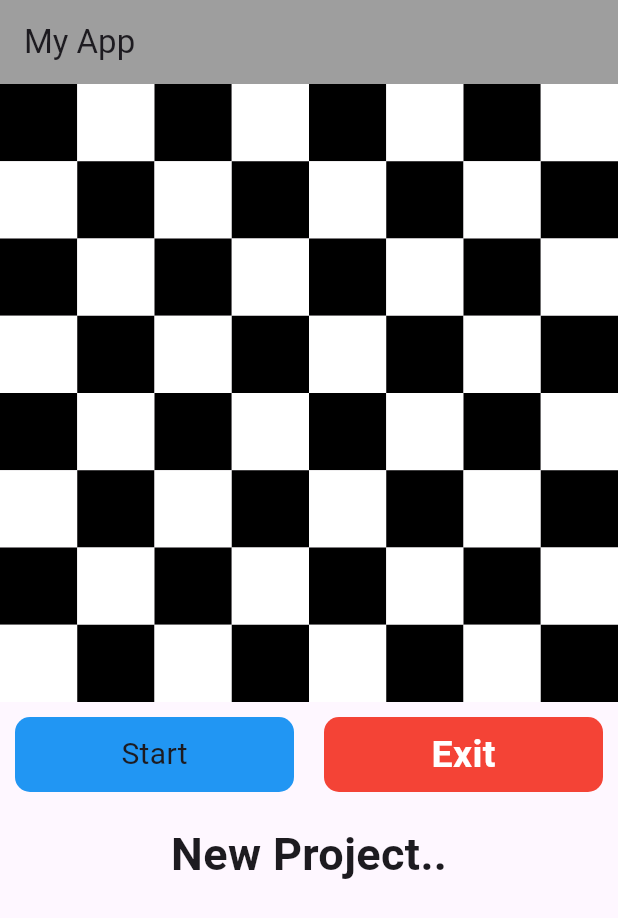
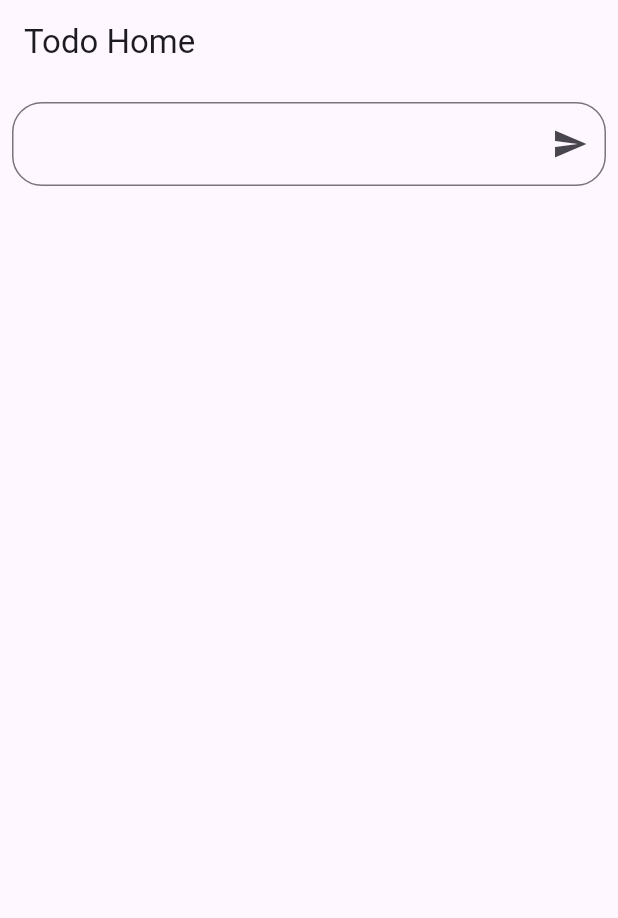
Before and after one commit to Sifat-16/flutter_todo_mvvm, a Flutter app: the screen it shows after launch, on a phone screen of 412 x 824 dp. Shown: the top 918 px of the screen. Run offline on Flutter 3.47's test engine with Material 3 defaults, Android fonts, the phone set to English and light mode, and no system bars; our stand-ins replace flutter_colorpicker, flutter_riverpod.

Commit message:
riverpod todo solution

```diff
--- /dev/null
+++ b/lib/feature/todo/model/todo_model.dart
@@ -0,0 +1,6 @@
+class TodoModel {
+  String title;
+  bool isSelected;
+  String? hexColor;
+  TodoModel({required this.title, this.isSelected = false, this.hexColor});
+}
--- /dev/null
+++ b/lib/feature/todo/view/screens/home_screen.dart
@@ -0,0 +1,142 @@
+import 'package:flutter/material.dart';
+import 'package:flutter_colorpicker/flutter_colorpicker.dart';
+import 'package:flutter_riverpod/flutter_riverpod.dart';
+import 'package:flutter_todo_mvvm/feature/todo/view_model/home_view_model.dart';
+
+class HomeScreen extends ConsumerStatefulWidget {
+  const HomeScreen({super.key});
+
+  @override
+  ConsumerState<HomeScreen> createState() => _HomeScreenState();
+}
+
+class _HomeScreenState extends ConsumerState<HomeScreen> {
+  TextEditingController todoAddController = TextEditingController();
+
+  int colorExtractor({required String colorString}) {
+    return int.parse(colorString, radix: 16);
+  }
+
+  void showTodoColorDialog({required int index}) async {
+    Color? chosenColor;
+    // raise the [showDialog] widget
+    await showDialog(
+      context: context,
+      barrierDismissible: false,
+      builder: (BuildContext context) {
+        return AlertDialog(
+          title: const Text('Pick a color!'),
+          content: SingleChildScrollView(
+            child: ColorPicker(
+              pickerColor: ref.read(homeProvider).pickerColor,
+              onColorChanged: (Color color) {
+                chosenColor = color;
+              },
+            ),
+          ),
+          actions: <Widget>[
+            ElevatedButton(
+              child: const Text(
+                'Cancel',
+                style: TextStyle(color: Colors.red),
+              ),
+              onPressed: () {
+                chosenColor = null;
+                Navigator.pop(context);
+              },
+            ),
+            ElevatedButton(
+              child: const Text('Confirm'),
+              onPressed: () {
+                Navigator.pop(context);
+              },
+            ),
+          ],
+        );
+      },
+    );
+
+    if (chosenColor != null) {
+      ref
+          .read(homeProvider.notifier)
+          .updateColor(hexColor: chosenColor!.toHexString(), index: index);
+    }
+
+    print("Chosen color ${chosenColor?.toHexString()}");
+  }
+
+  @override
+  Widget build(BuildContext context) {
+    final home = ref.watch(homeProvider);
+    return Scaffold(
+      appBar: AppBar(
+        title: Text("Todo Home"),
+      ),
+      body: Padding(
+        padding: EdgeInsets.symmetric(horizontal: 8.0, vertical: 12),
+        child: Column(
+          children: [
+            TextField(
+              controller: todoAddController,
+              maxLines: 4,
+              minLines: 1,
+              decoration: InputDecoration(
+                  suffixIcon: IconButton(
+                      onPressed: () {
+                        ref
+                            .read(homeProvider.notifier)
+                            .addTodo(title: todoAddController.text.trim());
+                        todoAddController.clear();
+                        showTodoColorDialog(
+                            index: ref.read(homeProvider).todos.length - 1);
+                      },
+                      icon: Icon(Icons.send)),
+                  border: OutlineInputBorder(
+                      borderRadius: BorderRadius.circular(20))),
+            ),
+            Expanded(
+              child: ListView.builder(
+                  itemCount: home.todos.length,
+                  itemBuilder: (context, index) {
+                    return ListTile(
+                      leading: Checkbox(
+                          value: home.todos[index].isSelected,
+                          onChanged: (b) {
+                            ref.read(homeProvider.notifier).toggleSelected(
+                                selected: b ?? false, index: index);
+                          }),
+                      title: Text(
+                        "${home.todos[index].title}",
+                        style: TextStyle(
+                            color: home.todos[index].hexColor == null
+                                ? null
+                                : Color(colorExtractor(
+                                    colorString:
+                                        home.todos[index].hexColor ?? ""))),
+                      ),
+                      trailing: Row(
+                        mainAxisSize: MainAxisSize.min,
+                        children: [
+                          IconButton(
+                              onPressed: () async {
+                                showTodoColorDialog(index: index);
+                              },
+                              icon: Icon(Icons.color_lens_sharp)),
+                          IconButton(
+                              onPressed: () {
+                                ref
+                                    .read(homeProvider.notifier)
+                                    .deleteTodo(index: index);
+                              },
+                              icon: Icon(Icons.delete)),
+                        ],
+                      ),
+                    );
+                  }),
+            )
+          ],
+        ),
+      ),
+    );
+  }
+}
--- a/lib/home_page.dart
+++ /dev/null
@@ -1,107 +0,0 @@
-import 'package:flutter/material.dart';
-
-class HomePage extends StatefulWidget {
-  const HomePage({super.key});
-
-  @override
-  State<HomePage> createState() => _State();
-}
-
-class _State extends State<HomePage> {
-  String text_ = "New Project..";
-  @override
-  Widget build(BuildContext context) {
-    return Scaffold(
-      appBar: AppBar(
-        title: Text('My App'),
-        backgroundColor: Colors.grey,
-      ),
-      body: Column(
-        children: [
-          for (int i = 1; i <= 8; i++)
-            Row(
-              children: [
-                for (int j = 1; j <= 8; j++)
-                  Container(
-                    height: MediaQuery.of(context).size.width / 8,
-                    width: MediaQuery.of(context).size.width / 8,
-                    color: (i & 1 == 1)
-                        ? ((j & 1 == 1) ? Colors.black : Colors.white)
-                        : ((j & 1 == 0) ? Colors.black : Colors.white),
-                  )
-              ],
-            ),
-
-
-
-          SizedBox(height: 10,),
-          Row(
-            children: [
-              Expanded(
-                  child: GestureDetector(
-                    onTap: (){
-                      setState(() {
-
-                        text_ = "Welcome";
-
-                      });
-                    },
-                    child: Padding(
-                      padding: const EdgeInsets.symmetric(horizontal: 10),
-                      child: Container(
-                        height: 50,
-
-                        decoration: BoxDecoration(
-                          color: Colors.blue,
-                          borderRadius: BorderRadius.circular(10),
-                        ),
-
-                        child: Center(
-                          child: Text("Start",
-                          style: TextStyle(
-                            fontSize: 20,
-                          )
-                            ,),
-                        ),
-                      ),
-                    ),
-                  )
-
-              ),
-              Expanded(
-                child: GestureDetector(
-                  onTap: (){
-                    setState(() {
-                      text_ = "Thank u";
-                    });
-                  },
-                  child: Padding(
-                    padding: const EdgeInsets.symmetric(horizontal: 10),
-                    child: Container(
-                      height: 50,
-                      decoration: BoxDecoration(
-                        color: Colors.red,
-                        borderRadius: BorderRadius.circular(10),
-                      ),
-                      child: Center(child: Text("Exit", style: TextStyle(fontSize: 25, color: Colors.white, fontWeight: FontWeight.bold))),
-                    ),
-                  ),
-                ),
-
-              ),
-            ],
-          ),
-
-          SizedBox(height: 20,),
-          Text(text_
-            ,style: TextStyle(
-              fontSize: 30,
-              fontWeight: FontWeight.bold,
-            ),
-          )
-
-        ],
-      ),
-    );
-  }
-}
--- a/lib/main.dart
+++ b/lib/main.dart
@@ -1,9 +1,9 @@
 import 'package:flutter/material.dart';
-import 'package:flutter_todo_mvvm/home_page.dart';
-
+import 'package:flutter_riverpod/flutter_riverpod.dart';
+import 'package:flutter_todo_mvvm/feature/todo/view/screens/home_screen.dart';
 
 void main() {
-  runApp(const MyApp());
+  runApp(ProviderScope(child: const MyApp()));
 }
 
 class MyApp extends StatelessWidget {
@@ -12,9 +12,6 @@ class MyApp extends StatelessWidget {
   // This widget is the root of your application.
   @override
   Widget build(BuildContext context) {
-    return MaterialApp(
-      debugShowCheckedModeBanner: false,
-      home: HomePage(),
-    );
+    return MaterialApp(debugShowCheckedModeBanner: false, home: HomeScreen());
   }
 }
--- a/pubspec.yaml
+++ b/pubspec.yaml
@@ -35,6 +35,9 @@ dependencies:
   # The following adds the Cupertino Icons font to your application.
   # Use with the CupertinoIcons class for iOS style icons.
   cupertino_icons: ^1.0.8
+  flutter_colorpicker: ^1.1.0
+  flutter_riverpod: ^2.6.1
+
 
 dev_dependencies:
   flutter_test:
```
Also changed, not shown: lib/feature/todo/view_model/home_view_generic.dart (added, +21 -0 lines), lib/feature/todo/view_model/home_view_model.dart (added, +34 -0 lines), pubspec.lock.
